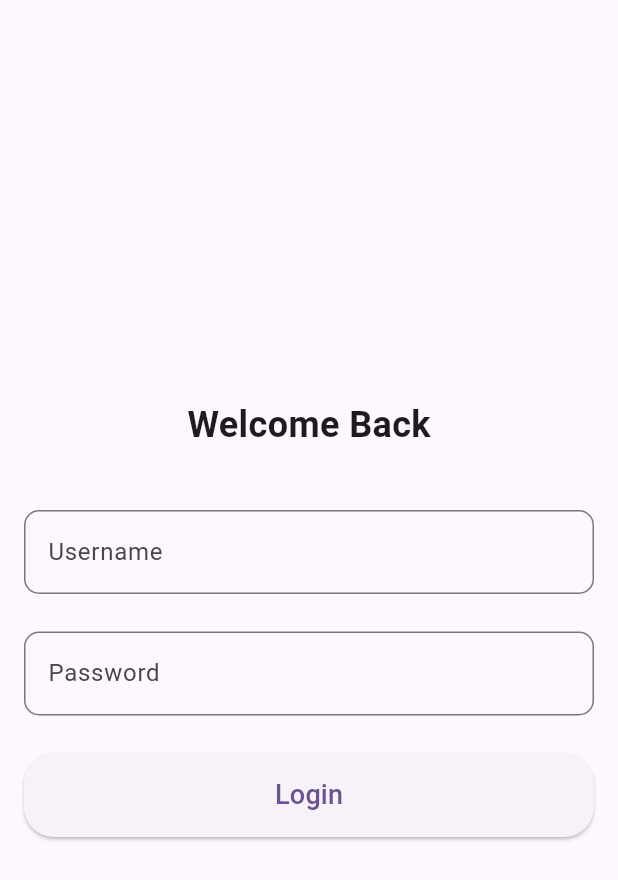
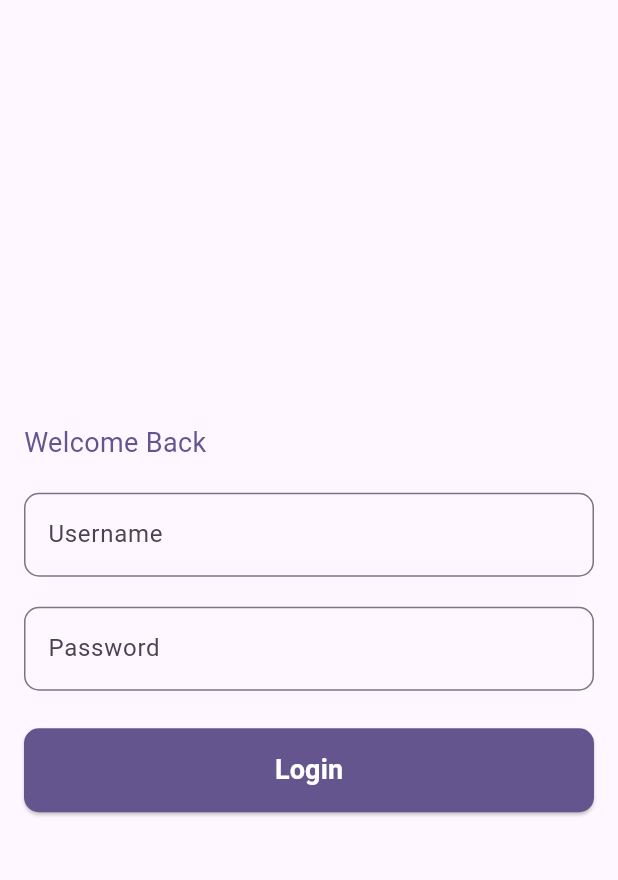
Before and after one commit to SataponNAM/cs_app, a Flutter app: the LoginPage screen opened directly, on a phone screen of 412 x 824 dp. Shown: the top 880 px of the screen. Run offline on Flutter 3.47's test engine with Material 3 defaults, Android fonts, the light colour scheme and no system bars; our stand-ins replace bloc, equatable, flutter_bloc, iconly, webview_flutter.

Commit message:
Update login page
Update UI login page

```diff
--- a/flutter_app/lib/pages/login/login_page.dart
+++ b/flutter_app/lib/pages/login/login_page.dart
@@ -23,13 +23,11 @@ class _LoginPageState extends State<LoginPage> {
             mainAxisAlignment: MainAxisAlignment.center,
             crossAxisAlignment: CrossAxisAlignment.stretch,
             children: <Widget>[
-              Center(
-                child: Text(
-                  'Welcome Back',
-                  style: TextStyle(fontSize: 24, fontWeight: FontWeight.bold),
-                ),
+              Text(
+                'Welcome Back',
+                style: TextStyle(fontSize: 18, color: Color(0xFF65558F),),
               ),
-              SizedBox(height: 40),
+              SizedBox(height: 20),
 
               // Username
               TextFormField(
@@ -47,7 +45,7 @@ class _LoginPageState extends State<LoginPage> {
                 },
               ),
 
-              SizedBox(height: 25),
+              SizedBox(height: 20),
               // Password
               TextFormField(
                 controller: _passwordController,
@@ -78,17 +76,15 @@ class _LoginPageState extends State<LoginPage> {
                 },
                 child: Text(
                   'Login',
-                  style: TextStyle(fontSize: 18),
+                  style: TextStyle(fontSize: 18, color: Colors.white, fontWeight: FontWeight.bold),
                 ),
-                style: ButtonStyle(
-                  padding: WidgetStateProperty.all<EdgeInsetsGeometry>(
-                    EdgeInsets.all(15),
-                  ),
-                  shape: WidgetStateProperty.all<RoundedRectangleBorder>(
+                style: ElevatedButton.styleFrom(
+                  padding: EdgeInsets.all(15),
+                  shape:
                     RoundedRectangleBorder(
-                      borderRadius: BorderRadius.circular(20),
+                      borderRadius: BorderRadius.circular(10),
                     ),
-                  ),
+                    backgroundColor: Color(0xFF65558F),
                 ),
               ),
             ],
```
